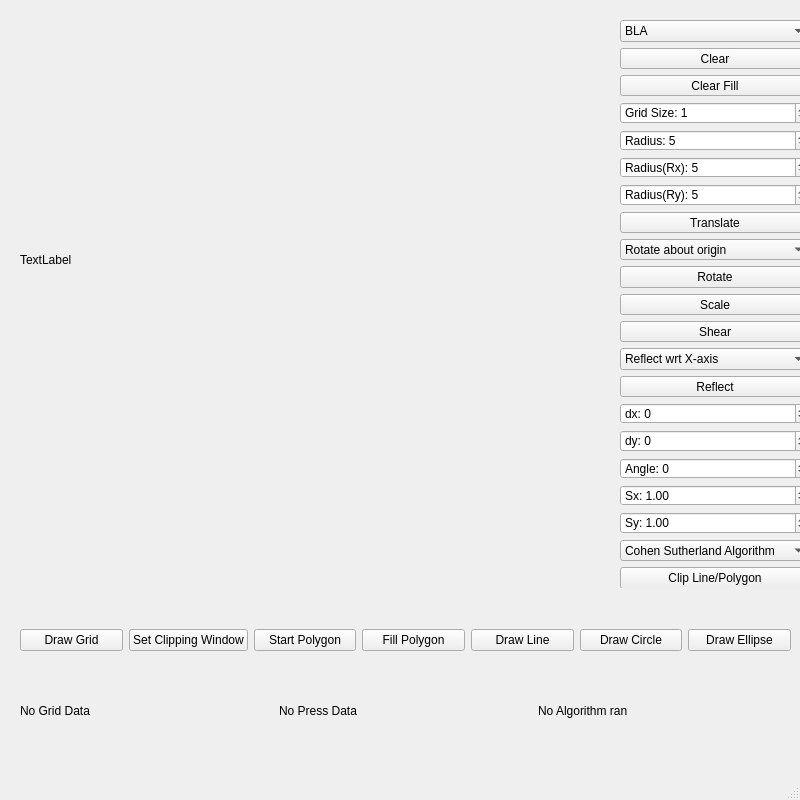
Qt form mainwindow.ui (ArkaDutta-Maker/EggCatcher) before a commit.
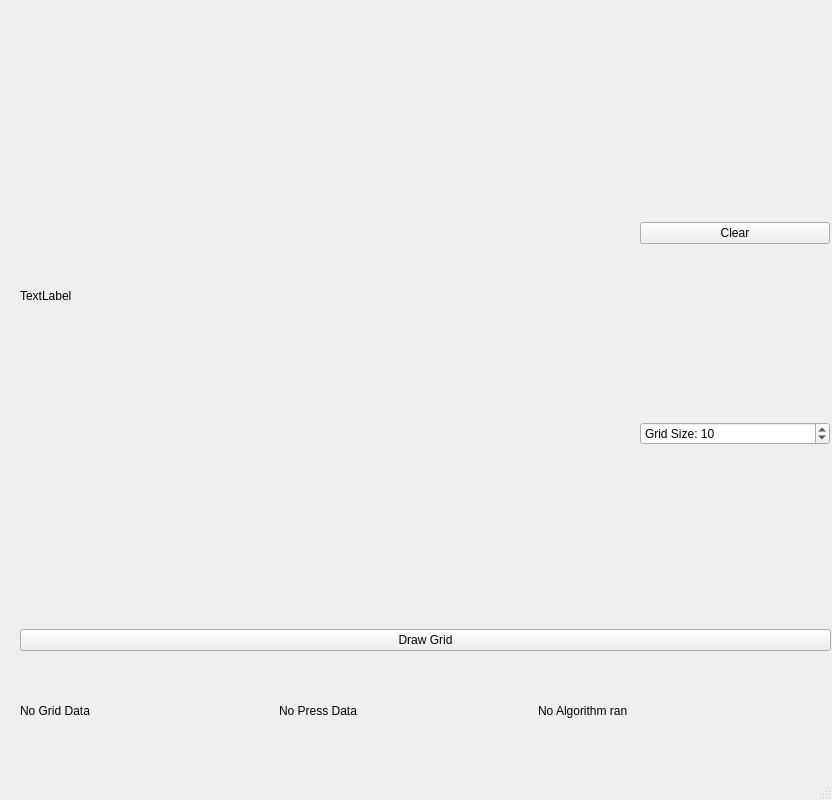
The same form after that commit. Custom widgets are drawn as their Qt base class.

Patch:
```diff
--- a/mainwindow.ui
+++ b/mainwindow.ui
@@ -6,7 +6,7 @@
    <rect>
     <x>0</x>
     <y>0</y>
-    <width>800</width>
+    <width>832</width>
     <height>800</height>
    </rect>
   </property>
@@ -19,8 +19,8 @@
      <rect>
       <x>20</x>
       <y>10</y>
-      <width>500</width>
-      <height>500</height>
+      <width>591</width>
+      <height>571</height>
      </rect>
     </property>
     <property name="sizePolicy">
@@ -60,240 +60,21 @@
    <widget class="QWidget" name="layoutWidget">
     <property name="geometry">
      <rect>
-      <x>620</x>
-      <y>20</y>
+      <x>640</x>
+      <y>50</y>
       <width>190</width>
       <height>568</height>
      </rect>
     </property>
     <layout class="QGridLayout" name="gridLayout">
-     <item row="12" column="0">
-      <widget class="QComboBox" name="reflect_select">
-       <item>
-        <property name="text">
-         <string>Reflect wrt X-axis</string>
-        </property>
-       </item>
-       <item>
-        <property name="text">
-         <string>Reflect wrt Y-axis</string>
-        </property>
-       </item>
-       <item>
-        <property name="text">
-         <string>Reflect wrt line</string>
-        </property>
-       </item>
-      </widget>
-     </item>
-     <item row="11" column="0">
-      <widget class="QPushButton" name="shear_button">
-       <property name="text">
-        <string>Shear</string>
-       </property>
-      </widget>
-     </item>
-     <item row="20" column="0">
-      <widget class="QComboBox" name="clip_algo_select">
-       <item>
-        <property name="text">
-         <string>Cohen Sutherland Algorithm</string>
-        </property>
-       </item>
-       <item>
-        <property name="text">
-         <string>Liang-Barsky Algorithm</string>
-        </property>
-       </item>
-       <item>
-        <property name="text">
-         <string>Sutherland Hodgeman Algorithm</string>
-        </property>
-       </item>
-       <item>
-        <property name="text">
-         <string>Weiler-Atherton Algorithm</string>
-        </property>
-       </item>
-      </widget>
-     </item>
-     <item row="8" column="0">
-      <widget class="QComboBox" name="rotate_select">
-       <item>
-        <property name="text">
-         <string>Rotate about origin</string>
-        </property>
-       </item>
-       <item>
-        <property name="text">
-         <string>Rotate about lastpoint</string>
-        </property>
-       </item>
-      </widget>
-     </item>
-     <item row="16" column="0">
-      <widget class="QSpinBox" name="input_angle">
-       <property name="prefix">
-        <string>Angle: </string>
-       </property>
-       <property name="minimum">
-        <number>-360</number>
-       </property>
-       <property name="maximum">
-        <number>360</number>
-       </property>
-      </widget>
-     </item>
-     <item row="10" column="0">
-      <widget class="QPushButton" name="scale_button">
-       <property name="text">
-        <string>Scale</string>
-       </property>
-      </widget>
-     </item>
-     <item row="13" column="0">
-      <widget class="QPushButton" name="reflect_button">
-       <property name="text">
-        <string>Reflect</string>
-       </property>
-      </widget>
-     </item>
-     <item row="14" column="0">
-      <widget class="QSpinBox" name="input_dx">
-       <property name="prefix">
-        <string>dx: </string>
-       </property>
-       <property name="minimum">
-        <number>-500</number>
-       </property>
-       <property name="maximum">
-        <number>500</number>
-       </property>
-      </widget>
-     </item>
-     <item row="2" column="0">
-      <widget class="QPushButton" name="clear_fill">
-       <property name="text">
-        <string>Clear Fill</string>
-       </property>
-      </widget>
-     </item>
-     <item row="17" column="0">
-      <widget class="QDoubleSpinBox" name="input_sx">
-       <property name="prefix">
-        <string>Sx: </string>
-       </property>
-       <property name="decimals">
-        <number>2</number>
-       </property>
-       <property name="minimum">
-        <double>0.100000000000000</double>
-       </property>
-       <property name="maximum">
-        <double>5.000000000000000</double>
-       </property>
-       <property name="singleStep">
-        <double>0.100000000000000</double>
-       </property>
-       <property name="value">
-        <double>1.000000000000000</double>
-       </property>
-      </widget>
-     </item>
-     <item row="15" column="0">
-      <widget class="QSpinBox" name="input_dy">
-       <property name="prefix">
-        <string>dy: </string>
-       </property>
-       <property name="minimum">
-        <number>-500</number>
-       </property>
-       <property name="maximum">
-        <number>500</number>
-       </property>
-      </widget>
-     </item>
-     <item row="6" column="0">
-      <widget class="QSpinBox" name="radius_ry">
-       <property name="toolTip">
-        <string>&lt;html&gt;&lt;head/&gt;&lt;body&gt;&lt;p&gt;50&lt;/p&gt;&lt;/body&gt;&lt;/html&gt;</string>
-       </property>
-       <property name="whatsThis">
-        <string>&lt;html&gt;&lt;head/&gt;&lt;body&gt;&lt;p&gt;radius&lt;/p&gt;&lt;/body&gt;&lt;/html&gt;</string>
-       </property>
-       <property name="prefix">
-        <string>Radius(Ry): </string>
-       </property>
-       <property name="minimum">
-        <number>5</number>
-       </property>
-       <property name="maximum">
-        <number>500</number>
-       </property>
-       <property name="value">
-        <number>5</number>
-       </property>
-      </widget>
-     </item>
-     <item row="7" column="0">
-      <widget class="QPushButton" name="translate_button">
-       <property name="text">
-        <string>Translate</string>
-       </property>
-      </widget>
-     </item>
-     <item row="4" column="0">
-      <widget class="QSpinBox" name="radius">
-       <property name="toolTip">
-        <string>&lt;html&gt;&lt;head/&gt;&lt;body&gt;&lt;p&gt;50&lt;/p&gt;&lt;/body&gt;&lt;/html&gt;</string>
-       </property>
-       <property name="whatsThis">
-        <string>&lt;html&gt;&lt;head/&gt;&lt;body&gt;&lt;p&gt;radius&lt;/p&gt;&lt;/body&gt;&lt;/html&gt;</string>
-       </property>
-       <property name="prefix">
-        <string>Radius: </string>
-       </property>
-       <property name="minimum">
-        <number>5</number>
-       </property>
-       <property name="maximum">
-        <number>500</number>
-       </property>
-       <property name="value">
-        <number>5</number>
-       </property>
-      </widget>
-     </item>
-     <item row="1" column="0">
+     <item row="0" column="0">
       <widget class="QPushButton" name="clear">
        <property name="text">
         <string>Clear</string>
        </property>
       </widget>
      </item>
-     <item row="18" column="0">
-      <widget class="QDoubleSpinBox" name="input_sy">
-       <property name="prefix">
-        <string>Sy: </string>
-       </property>
-       <property name="decimals">
-        <number>2</number>
-       </property>
-       <property name="minimum">
-        <double>0.100000000000000</double>
-       </property>
-       <property name="maximum">
-        <double>5.000000000000000</double>
-       </property>
-       <property name="singleStep">
-        <double>0.100000000000000</double>
-       </property>
-       <property name="value">
-        <double>1.000000000000000</double>
-       </property>
-      </widget>
-     </item>
-     <item row="3" column="0">
+     <item row="1" column="0">
       <widget class="QSpinBox" name="grid_size">
        <property name="toolTip">
         <string>&lt;html&gt;&lt;head/&gt;&lt;body&gt;&lt;p&gt;50&lt;/p&gt;&lt;/body&gt;&lt;/html&gt;</string>
@@ -307,95 +88,8 @@
        <property name="maximum">
         <number>500</number>
        </property>
-      </widget>
-     </item>
-     <item row="9" column="0">
-      <widget class="QPushButton" name="rotate_button">
-       <property name="text">
-        <string>Rotate</string>
-       </property>
-      </widget>
-     </item>
-     <item row="5" column="0">
-      <widget class="QSpinBox" name="radius_rx">
-       <property name="toolTip">
-        <string>&lt;html&gt;&lt;head/&gt;&lt;body&gt;&lt;p&gt;50&lt;/p&gt;&lt;/body&gt;&lt;/html&gt;</string>
-       </property>
-       <property name="whatsThis">
-        <string>&lt;html&gt;&lt;head/&gt;&lt;body&gt;&lt;p&gt;radius&lt;/p&gt;&lt;/body&gt;&lt;/html&gt;</string>
-       </property>
-       <property name="prefix">
-        <string>Radius(Rx): </string>
-       </property>
-       <property name="minimum">
-        <number>5</number>
-       </property>
-       <property name="maximum">
-        <number>500</number>
-       </property>
        <property name="value">
-        <number>5</number>
-       </property>
-      </widget>
-     </item>
-     <item row="0" column="0">
-      <widget class="QComboBox" name="algo_select">
-       <item>
-        <property name="text">
-         <string>BLA</string>
-        </property>
-       </item>
-       <item>
-        <property name="text">
-         <string>DDA</string>
-        </property>
-       </item>
-       <item>
-        <property name="text">
-         <string>Scan Line</string>
-        </property>
-       </item>
-       <item>
-        <property name="text">
-         <string>Flood Fill 4</string>
-        </property>
-       </item>
-       <item>
-        <property name="text">
-         <string>Flood Fill 8</string>
-        </property>
-       </item>
-       <item>
-        <property name="text">
-         <string>Boundary Fill 4</string>
-        </property>
-       </item>
-       <item>
-        <property name="text">
-         <string>Boundary Fill 8</string>
-        </property>
-       </item>
-       <item>
-        <property name="text">
-         <string>Midpoint</string>
-        </property>
-       </item>
-       <item>
-        <property name="text">
-         <string>Cartesian</string>
-        </property>
-       </item>
-       <item>
-        <property name="text">
-         <string>Polar</string>
-        </property>
-       </item>
-      </widget>
-     </item>
-     <item row="21" column="0">
-      <widget class="QPushButton" name="clip_button">
-       <property name="text">
-        <string>Clip Line/Polygon</string>
+        <number>10</number>
        </property>
       </widget>
      </item>
@@ -439,7 +133,7 @@
      <rect>
       <x>20</x>
       <y>600</y>
-      <width>771</width>
+      <width>811</width>
       <height>80</height>
      </rect>
     </property>
@@ -451,48 +145,6 @@
        </property>
       </widget>
      </item>
-     <item>
-      <widget class="QPushButton" name="set_clipping_window">
-       <property name="text">
-        <string>Set Clipping Window</string>
-       </property>
-      </widget>
-     </item>
-     <item>
-      <widget class="QPushButton" name="start_polygon">
-       <property name="text">
-        <string>Start Polygon</string>
-       </property>
-      </widget>
-     </item>
-     <item>
-      <widget class="QPushButton" name="fill_polygon">
-       <property name="text">
-        <string>Fill Polygon</string>
-       </property>
-      </widget>
-     </item>
-     <item>
-      <widget class="QPushButton" name="draw_line">
-       <property name="text">
-        <string>Draw Line</string>
-       </property>
-      </widget>
-     </item>
-     <item>
-      <widget class="QPushButton" name="draw_circle">
-       <property name="text">
-        <string>Draw Circle</string>
-       </property>
-      </widget>
-     </item>
-     <item>
-      <widget class="QPushButton" name="draw_ellipse">
-       <property name="text">
-        <string>Draw Ellipse</string>
-       </property>
-      </widget>
-     </item>
     </layout>
    </widget>
   </widget>
```
Left out of the diff: 2 changed lines with no effect on the pictures.
